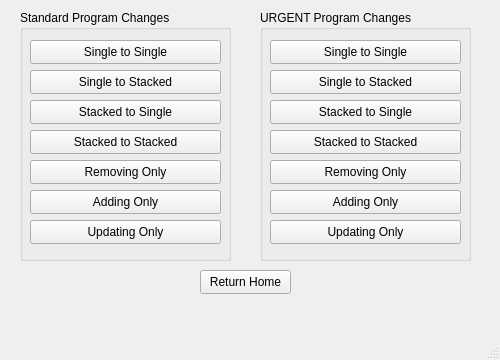
Old version of the form programchanger.ui in the repository at91322/dteassistant.
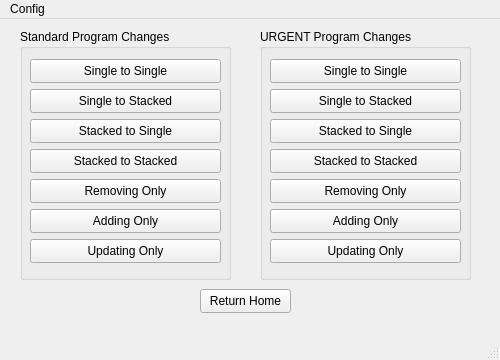
New version of the form.

Commit message: add username and current term update functionality in menu bar on all windows

```diff
--- a/programchanger.ui
+++ b/programchanger.ui
@@ -257,6 +257,14 @@
      <height>21</height>
     </rect>
    </property>
+   <widget class="QMenu" name="menuConfig">
+    <property name="title">
+     <string>Config</string>
+    </property>
+    <addaction name="actionChange_Username"/>
+    <addaction name="actionChange_Current_Term"/>
+   </widget>
+   <addaction name="menuConfig"/>
   </widget>
   <widget class="QStatusBar" name="statusbar"/>
  </widget>
```
Left out of the diff: 10 changed lines with no effect on the pictures. The commit also changes 19 other files.
